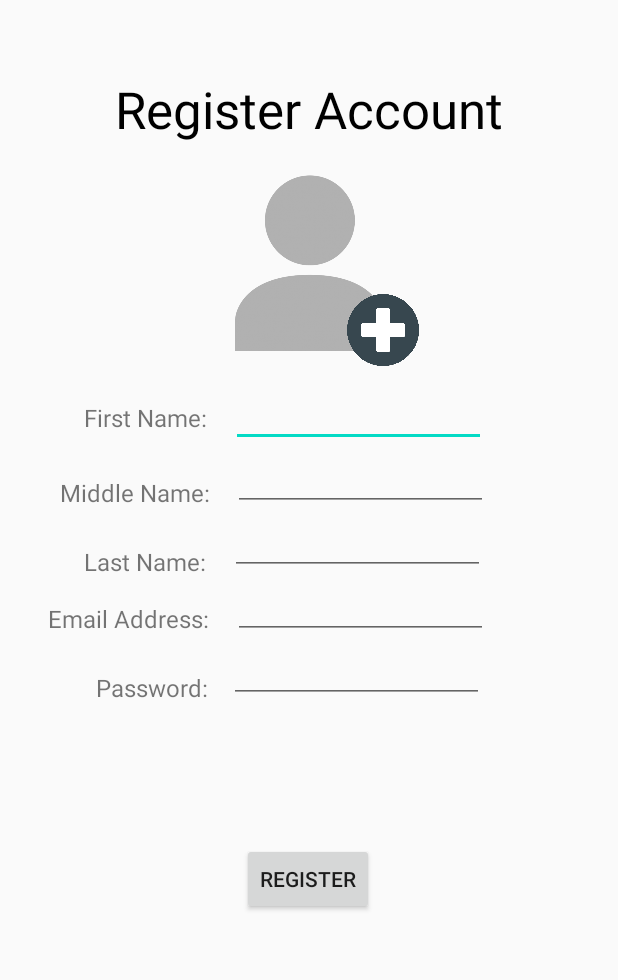
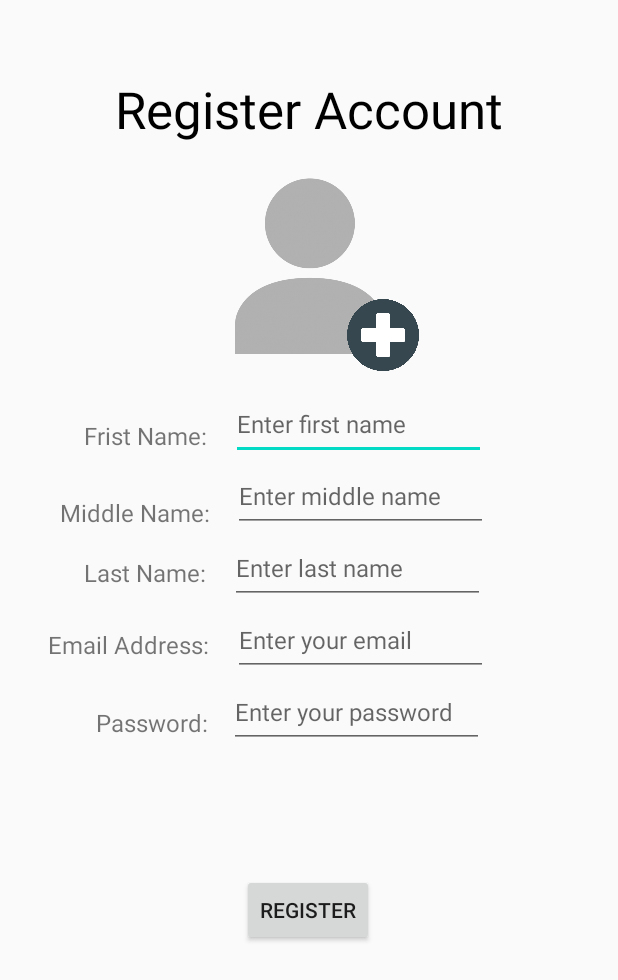
Before and after one commit to DroidTech-TTU/findteam_android_v1.0, an Android app: the RegisterActivity screen opened directly, with no data from a screen before it, on a phone screen of 412 x 824 dp. Shown: the top 980 px of the screen. Run offline under Robolectric (Android 15) with nearby library versions, the phone set to English and light mode, and no system bars; our stand-ins replace navigation-ui.

Commit message:
Removed errors and warnings

```diff
--- a/app/src/main/res/layout/activity_register.xml
+++ b/app/src/main/res/layout/activity_register.xml
@@ -13,7 +13,7 @@
         android:layout_width="wrap_content"
         android:layout_height="wrap_content"
         android:layout_marginTop="50dp"
-        android:text="Register Account"
+        android:text="@string/register_acct"
         android:textColor="#000000"
         android:textSize="34sp"
         app:layout_constraintEnd_toEndOf="parent"
@@ -25,8 +25,8 @@
         android:layout_width="wrap_content"
         android:layout_height="wrap_content"
         android:layout_marginStart="56dp"
-        android:layout_marginTop="172dp"
-        android:text="First Name:"
+        android:layout_marginTop="184dp"
+        android:text="@string/first_name"
         android:textSize="16sp"
         app:layout_constraintStart_toStartOf="parent"
         app:layout_constraintTop_toBottomOf="@+id/register" />
@@ -36,22 +36,22 @@
         android:layout_width="wrap_content"
         android:layout_height="wrap_content"
         android:layout_marginStart="40dp"
-        android:layout_marginTop="28dp"
-        android:text="Middle Name:"
+        android:layout_marginTop="24dp"
+        android:text="@string/middle_name"
         android:textSize="16sp"
         app:layout_constraintStart_toStartOf="parent"
-        app:layout_constraintTop_toBottomOf="@+id/firstName_text" />
+        app:layout_constraintTop_toBottomOf="@+id/firstName" />
 
     <TextView
         android:id="@+id/lastName_text"
         android:layout_width="wrap_content"
         android:layout_height="wrap_content"
         android:layout_marginStart="56dp"
-        android:layout_marginTop="24dp"
-        android:text="Last Name:"
+        android:layout_marginTop="16dp"
+        android:text="@string/last_name"
         android:textSize="16sp"
         app:layout_constraintStart_toStartOf="parent"
-        app:layout_constraintTop_toBottomOf="@+id/middleName_text" />
+        app:layout_constraintTop_toBottomOf="@+id/middleName" />
 
     <TextView
         android:id="@+id/email_text"
@@ -59,66 +59,85 @@
         android:layout_height="wrap_content"
         android:layout_marginStart="32dp"
         android:layout_marginTop="16dp"
-        android:text="Email Address:"
+        android:text="@string/email_add"
         android:textSize="16sp"
         app:layout_constraintStart_toStartOf="parent"
-        app:layout_constraintTop_toBottomOf="@+id/lastName_text" />
+        app:layout_constraintTop_toBottomOf="@+id/lastName" />
 
     <TextView
         android:id="@+id/password_text"
         android:layout_width="wrap_content"
         android:layout_height="wrap_content"
         android:layout_marginStart="64dp"
-        android:layout_marginTop="24dp"
-        android:inputType="textEmailAddress"
-        android:text="Password:"
+        android:layout_marginTop="20dp"
+        android:minHeight="48dp"
+        android:text="@string/pass_lower"
         android:textSize="16sp"
         app:layout_constraintStart_toStartOf="parent"
-        app:layout_constraintTop_toBottomOf="@+id/email_text" />
+        app:layout_constraintTop_toBottomOf="@+id/email" />
 
     <EditText
         android:id="@+id/firstName"
         android:layout_width="170dp"
         android:layout_height="wrap_content"
         android:layout_marginStart="16dp"
-        android:layout_marginTop="160dp"
+        android:layout_marginTop="163dp"
+        android:autofillHints="firstName"
+        android:hint="@string/first_name_hint"
+        android:inputType="text"
+        android:minHeight="48dp"
         android:textSize="16sp"
         app:layout_constraintStart_toEndOf="@+id/firstName_text"
         app:layout_constraintTop_toBottomOf="@+id/register" />
 
     <EditText
         android:id="@+id/middleName"
+        android:hint="@string/middle_name_hint"
+        android:autofillHints="middleName"
+        android:inputType="text"
         android:layout_width="170dp"
         android:layout_height="wrap_content"
         android:layout_marginStart="15dp"
+        android:minHeight="48dp"
         android:textSize="16sp"
         app:layout_constraintStart_toEndOf="@+id/middleName_text"
         app:layout_constraintTop_toBottomOf="@+id/firstName" />
 
     <EditText
         android:id="@+id/lastName"
+        android:hint="@string/last_name_hint"
+        android:autofillHints="lastName"
+        android:inputType="text"
         android:layout_width="170dp"
         android:layout_height="wrap_content"
         android:layout_marginStart="16dp"
+        android:minHeight="48dp"
         android:textSize="16sp"
         app:layout_constraintStart_toEndOf="@+id/lastName_text"
         app:layout_constraintTop_toBottomOf="@+id/middleName" />
 
     <EditText
         android:id="@+id/email"
+        android:hint="@string/email_hint"
+        android:autofillHints="email"
+        android:inputType="textEmailAddress"
         android:layout_width="170dp"
         android:layout_height="wrap_content"
         android:layout_marginStart="16dp"
+        android:minHeight="48dp"
         android:textSize="16sp"
         app:layout_constraintStart_toEndOf="@+id/email_text"
         app:layout_constraintTop_toBottomOf="@+id/lastName" />
 
     <EditText
         android:id="@+id/password"
+        android:hint="@string/pass_hint"
+        android:autofillHints="password"
         android:layout_width="170dp"
         android:layout_height="wrap_content"
         android:layout_marginStart="14dp"
         android:inputType="textPassword"
+        android:minHeight="48dp"
         android:textSize="16sp"
         app:layout_constraintStart_toEndOf="@+id/password_text"
         app:layout_constraintTop_toBottomOf="@+id/email" />
@@ -128,6 +147,7 @@
         android:layout_width="114dp"
         android:layout_height="117dp"
         android:src="@drawable/profile_pic_placeholder"
+        tools:ignore="ContentDescription"
         app:layout_constraintBottom_toTopOf="@+id/firstName"
         app:layout_constraintEnd_toEndOf="parent"
         app:layout_constraintStart_toStartOf="parent"
@@ -138,6 +158,7 @@
         android:id="@+id/profPicBtn"
         android:layout_width="52dp"
         android:layout_height="48dp"
+        tools:ignore="ContentDescription"
         app:layout_constraintBottom_toTopOf="@+id/firstName"
         app:layout_constraintEnd_toEndOf="parent"
         app:layout_constraintHorizontal_bias="0.637"
@@ -150,7 +171,7 @@
         android:id="@+id/registerAct_btn"
         android:layout_width="wrap_content"
         android:layout_height="wrap_content"
-        android:text="Register"
+        android:text="@string/register"
         app:layout_constraintBottom_toBottomOf="parent"
         app:layout_constraintEnd_toEndOf="parent"
         app:layout_constraintHorizontal_bias="0.498"
--- a/app/src/main/res/values/strings.xml
+++ b/app/src/main/res/values/strings.xml
@@ -6,4 +6,29 @@
     <string name="frag_find_mems">Find Members</string>
     <string name="frag_chat">Chat</string>
 
+    <!-- LOGIN PAGE TEXT -->
+    <string name="login">LOGIN</string>
+    <string name="register">REGISTER</string>
+    <string name="email">EMAIL</string>
+    <string name="password">PASSWORD</string>
+    <string name="email_hint">Enter your email</string>
+    <string name="pass_hint">Enter your password</string>
+    <string name="forgot_pass">Forgot Password?</string>
+
+    <!-- REGISTER PAGE TEXT -->
+    <string name="register_acct">Register Account</string>
+    <string name="first_name">Frist Name:</string>
+    <string name="middle_name">Middle Name:</string>
+    <string name="last_name">Last Name:</string>
+    <string name="email_add">Email Address:</string>
+    <string name="pass_lower">Password:</string>
+    <string name="first_name_hint">Enter first name</string>
+    <string name="middle_name_hint">Enter middle name</string>
+    <string name="last_name_hint">Enter last name</string>
+
+    <!-- FORGOT PAGE TEXT -->
+    <string name="forgot_pass_title">Forgot Password</string>
+    <string name="forgot_pass_msg">Please enter your email address \n and we\'ll reset your password\:</string>
+    <string name="recover">Recover</string>
+
 </resources>
```
Also changed, not shown: app/src/main/res/layout/activity_forget.xml (+24 -21 lines), app/src/main/res/layout/activity_login.xml (+10 -8 lines).
